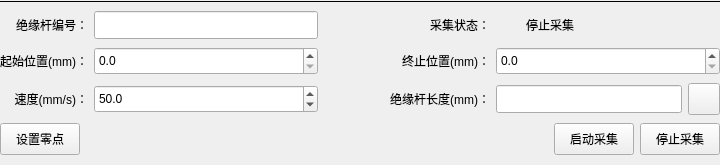
Aixii/XPF, file Source/IR/IRTestMainPagePlugin/Widgets/IR_ParamSettingWgt.ui: the form before one commit.
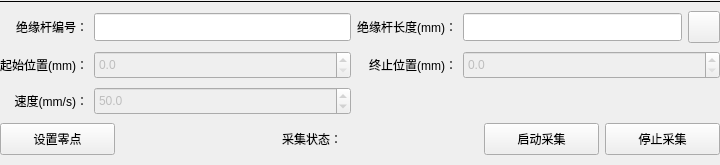
The form after the commit. Custom widgets are drawn as their Qt base class.

Patch:
```diff
--- a/Source/IR/IRTestMainPagePlugin/Widgets/IR_ParamSettingWgt.ui
+++ b/Source/IR/IRTestMainPagePlugin/Widgets/IR_ParamSettingWgt.ui
@@ -38,19 +38,6 @@
    </item>
    <item>
     <layout class="QGridLayout" name="gridLayout">
-     <item row="5" column="5">
-      <spacer name="horizontalSpacer_2">
-       <property name="orientation">
-        <enum>Qt::Horizontal</enum>
-       </property>
-       <property name="sizeHint" stdset="0">
-        <size>
-         <width>40</width>
-         <height>0</height>
-        </size>
-       </property>
-      </spacer>
-     </item>
      <item row="5" column="2">
       <spacer name="horizontalSpacer">
        <property name="orientation">
@@ -64,8 +51,109 @@
        </property>
       </spacer>
      </item>
+     <item row="4" column="1" colspan="4">
+      <layout class="QHBoxLayout" name="horizontalLayout_3">
+       <item>
+        <layout class="QHBoxLayout" name="horizontalLayout_4">
+         <item>
+          <widget class="QPushButton" name="pushButton_zero">
+           <property name="minimumSize">
+            <size>
+             <width>0</width>
+             <height>32</height>
+            </size>
+           </property>
+           <property name="text">
+            <string>设置零点</string>
+           </property>
+          </widget>
+         </item>
+         <item>
+          <widget class="QLabel" name="label_3">
+           <property name="text">
+            <string/>
+           </property>
+          </widget>
+         </item>
+        </layout>
+       </item>
+       <item>
+        <layout class="QHBoxLayout" name="horizontalLayout_6">
+         <item>
+          <widget class="QLabel" name="label_2">
+           <property name="text">
+            <string>采集状态：</string>
+           </property>
+           <property name="alignment">
+            <set>Qt::AlignRight|Qt::AlignTrailing|Qt::AlignVCenter</set>
+           </property>
+          </widget>
+         </item>
+         <item>
+          <widget class="CStatusLabel" name="label_WorkStatus">
+           <property name="minimumSize">
+            <size>
+             <width>24</width>
+             <height>24</height>
+            </size>
+           </property>
+           <property name="maximumSize">
+            <size>
+             <width>24</width>
+             <height>24</height>
+            </size>
+           </property>
+           <property name="text">
+            <string/>
+           </property>
+          </widget>
+         </item>
+         <item>
+          <widget class="QLabel" name="label_WorkStatusDes">
+           <property name="text">
+            <string/>
+           </property>
+          </widget>
+         </item>
+        </layout>
+       </item>
+       <item>
+        <layout class="QHBoxLayout" name="horizontalLayout_5">
+         <item>
+          <widget class="QPushButton" name="pushButton_start">
+           <property name="minimumSize">
+            <size>
+             <width>0</width>
+             <height>32</height>
+            </size>
+           </property>
+           <property name="text">
+            <string>启动采集</string>
+           </property>
+          </widget>
+         </item>
+         <item>
+          <widget class="QPushButton" name="pushButton_stop">
+           <property name="minimumSize">
+            <size>
+             <width>0</width>
+             <height>32</height>
+            </size>
+           </property>
+           <property name="text">
+            <string>停止采集</string>
+           </property>
+          </widget>
+         </item>
+        </layout>
+       </item>
+      </layout>
+     </item>
      <item row="3" column="2">
       <widget class="QDoubleSpinBox" name="doubleSpinBox_speed">
+       <property name="enabled">
+        <bool>false</bool>
+       </property>
        <property name="minimumSize">
         <size>
          <width>0</width>
@@ -83,18 +171,53 @@
        </property>
       </widget>
      </item>
-     <item row="3" column="4">
-      <widget class="QLabel" name="label_6">
+     <item row="3" column="1">
+      <widget class="QLabel" name="label_speed">
        <property name="text">
-        <string>绝缘杆长度(mm)：</string>
+        <string>速度(mm/s)：</string>
        </property>
        <property name="alignment">
         <set>Qt::AlignRight|Qt::AlignTrailing|Qt::AlignVCenter</set>
        </property>
       </widget>
      </item>
+     <item row="2" column="3">
+      <widget class="QLabel" name="label_endPos">
+       <property name="text">
+        <string>终止位置(mm)：</string>
+       </property>
+       <property name="alignment">
+        <set>Qt::AlignRight|Qt::AlignTrailing|Qt::AlignVCenter</set>
+       </property>
+      </widget>
+     </item>
+     <item row="2" column="4">
+      <widget class="QDoubleSpinBox" name="doubleSpinBox_endPos">
+       <property name="enabled">
+        <bool>false</bool>
+       </property>
+       <property name="minimumSize">
+        <size>
+         <width>0</width>
+         <height>28</height>
+        </size>
+       </property>
+       <property name="decimals">
+        <number>1</number>
+       </property>
+       <property name="maximum">
+        <double>100000.000000000000000</double>
+       </property>
+       <property name="singleStep">
+        <double>0.100000000000000</double>
+       </property>
+      </widget>
+     </item>
      <item row="2" column="2">
       <widget class="QDoubleSpinBox" name="doubleSpinBox_startPos">
+       <property name="enabled">
+        <bool>false</bool>
+       </property>
        <property name="minimumSize">
         <size>
          <width>0</width>
@@ -112,29 +235,30 @@
        </property>
       </widget>
      </item>
-     <item row="2" column="5">
-      <widget class="QDoubleSpinBox" name="doubleSpinBox_endPos">
-       <property name="minimumSize">
-        <size>
-         <width>0</width>
-         <height>28</height>
-        </size>
+     <item row="2" column="1">
+      <widget class="QLabel" name="label_startPos">
+       <property name="text">
+        <string>起始位置(mm)：</string>
        </property>
-       <property name="decimals">
-        <number>1</number>
+       <property name="alignment">
+        <set>Qt::AlignRight|Qt::AlignTrailing|Qt::AlignVCenter</set>
        </property>
-       <property name="maximum">
-        <double>100000.000000000000000</double>
+      </widget>
+     </item>
+     <item row="5" column="4">
+      <spacer name="horizontalSpacer_2">
+       <property name="orientation">
+        <enum>Qt::Horizontal</enum>
        </property>
        <property name="singleStep">
         <double>0.100000000000000</double>
        </property>
-      </widget>
+      </spacer>
      </item>
-     <item row="2" column="4">
-      <widget class="QLabel" name="label_4">
+     <item row="1" column="1">
+      <widget class="QLabel" name="label">
        <property name="text">
-        <string>终止位置(mm)：</string>
+        <string>绝缘杆编号：</string>
        </property>
        <property name="alignment">
         <set>Qt::AlignRight|Qt::AlignTrailing|Qt::AlignVCenter</set>
@@ -142,46 +266,8 @@
       </widget>
      </item>
      <item row="1" column="4">
-      <widget class="QLabel" name="label_2">
-       <property name="text">
-        <string>采集状态：</string>
-       </property>
-       <property name="alignment">
-        <set>Qt::AlignRight|Qt::AlignTrailing|Qt::AlignVCenter</set>
-       </property>
-      </widget>
-     </item>
-     <item row="1" column="5">
       <layout class="QHBoxLayout" name="horizontalLayout_2">
        <item>
-        <widget class="CStatusLabel" name="label_WorkStatus">
-         <property name="minimumSize">
-          <size>
-           <width>24</width>
-           <height>24</height>
-          </size>
-         </property>
-         <property name="maximumSize">
-          <size>
-           <width>24</width>
-           <height>24</height>
-          </size>
-         </property>
-         <property name="text">
-          <string/>
-         </property>
-        </widget>
-       </item>
-       <item>
-        <widget class="QLabel" name="label_WorkStatusDes">
-         <property name="text">
-          <string>停止采集</string>
-         </property>
-        </widget>
-       </item>
-      </layout>
-     </item>
-     <item row="3" column="5">
       <layout class="QHBoxLayout" name="horizontalLayout">
        <item>
         <widget class="QLineEdit" name="lineEdit_length">
@@ -232,6 +318,8 @@
        </item>
       </layout>
      </item>
+      </layout>
+     </item>
      <item row="1" column="2">
       <widget class="QLineEdit" name="lineEdit_devcode">
        <property name="minimumSize">
@@ -242,105 +330,16 @@
        </property>
       </widget>
      </item>
-     <item row="2" column="3">
-      <widget class="QLabel" name="label_13">
-       <property name="minimumSize">
-        <size>
-         <width>60</width>
-         <height>0</height>
-        </size>
-       </property>
+     <item row="1" column="3">
+      <widget class="QLabel" name="label_6">
        <property name="text">
-        <string/>
+        <string>绝缘杆长度(mm)：</string>
        </property>
-      </widget>
-     </item>
-     <item row="1" column="1">
-      <widget class="QLabel" name="label">
-       <property name="text">
-        <string>绝缘杆编号：</string>
-       </property>
        <property name="alignment">
         <set>Qt::AlignRight|Qt::AlignTrailing|Qt::AlignVCenter</set>
        </property>
       </widget>
      </item>
-     <item row="2" column="1">
-      <widget class="QLabel" name="label_3">
-       <property name="text">
-        <string>起始位置(mm)：</string>
-       </property>
-       <property name="alignment">
-        <set>Qt::AlignRight|Qt::AlignTrailing|Qt::AlignVCenter</set>
-       </property>
-      </widget>
-     </item>
-     <item row="3" column="1">
-      <widget class="QLabel" name="label_5">
-       <property name="text">
-        <string>速度(mm/s)：</string>
-       </property>
-       <property name="alignment">
-        <set>Qt::AlignRight|Qt::AlignTrailing|Qt::AlignVCenter</set>
-       </property>
-      </widget>
-     </item>
-     <item row="4" column="1" colspan="5">
-      <layout class="QHBoxLayout" name="horizontalLayout_3">
-       <item>
-        <widget class="QPushButton" name="pushButton_zero">
-         <property name="minimumSize">
-          <size>
-           <width>0</width>
-           <height>32</height>
-          </size>
-         </property>
-         <property name="text">
-          <string>设置零点</string>
-         </property>
-        </widget>
-       </item>
-       <item>
-        <spacer name="horizontalSpacer_3">
-         <property name="orientation">
-          <enum>Qt::Horizontal</enum>
-         </property>
-         <property name="sizeHint" stdset="0">
-          <size>
-           <width>40</width>
-           <height>20</height>
-          </size>
-         </property>
-        </spacer>
-       </item>
-       <item>
-        <widget class="QPushButton" name="pushButton_start">
-         <property name="minimumSize">
-          <size>
-           <width>0</width>
-           <height>32</height>
-          </size>
-         </property>
-         <property name="text">
-          <string>启动采集</string>
-         </property>
-        </widget>
-       </item>
-       <item>
-        <widget class="QPushButton" name="pushButton_stop">
-         <property name="minimumSize">
-          <size>
-           <width>0</width>
-           <height>32</height>
-          </size>
-         </property>
-         <property name="text">
-          <string>停止采集</string>
-         </property>
-        </widget>
-       </item>
-      </layout>
-     </item>
     </layout>
    </item>
   </layout>
```
Left out of the diff: 7 changed lines with no effect on the pictures. Lines whose indentation alone changed are shown as unchanged.
